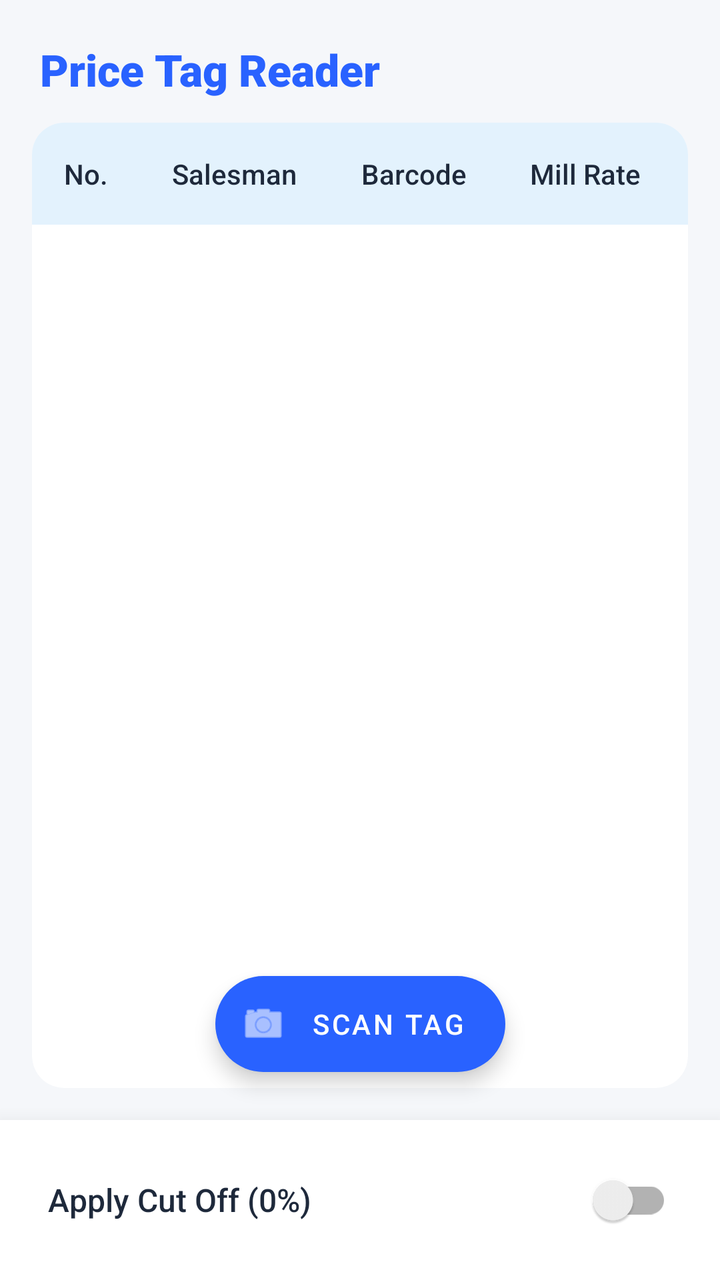
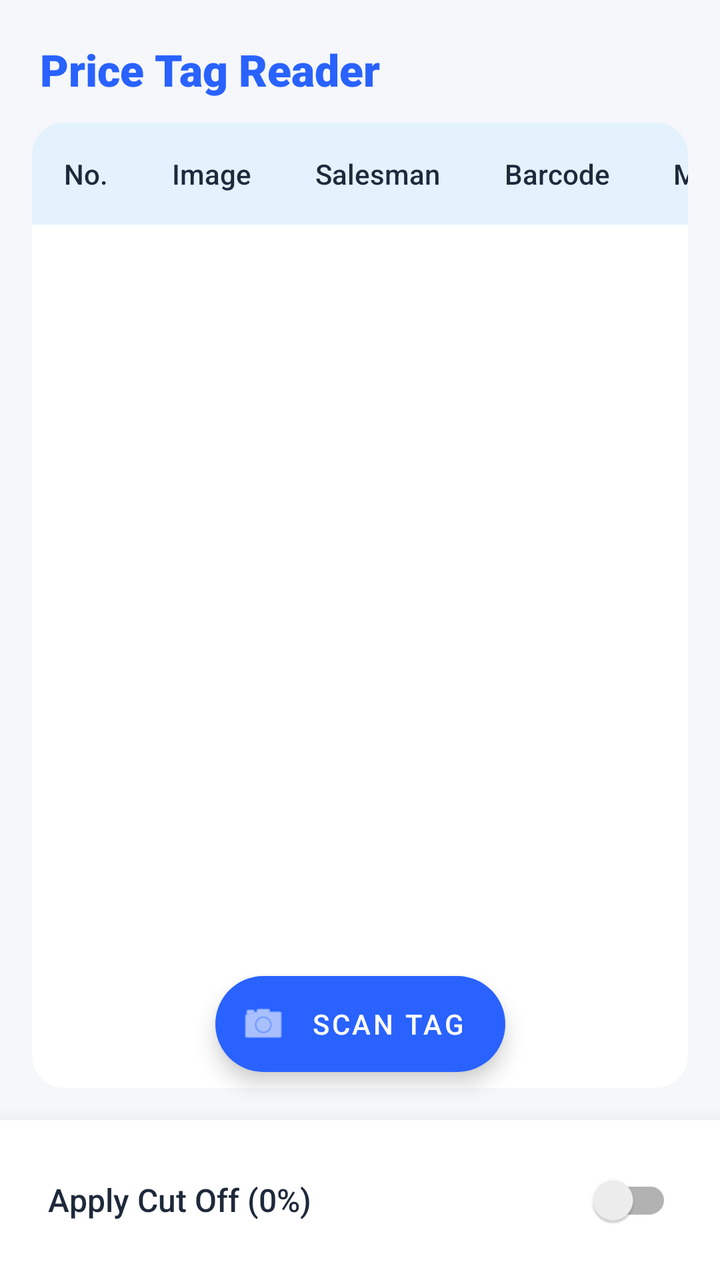

The first picture is an Android layout as it rendered before a commit; the second is the same layout after the commit. The layout source and the unified diff follow.
<!-- AndroidManifest.xml: application theme Theme.MaterialComponents.Light.NoActionBar -->
<!-- res/layout/activity_main.xml -->
<?xml version="1.0" encoding="utf-8"?>
<androidx.constraintlayout.widget.ConstraintLayout 
    xmlns:android="http://schemas.android.com/apk/res/android"
    xmlns:app="http://schemas.android.com/apk/res-auto"
    android:layout_width="match_parent"
    android:layout_height="match_parent"
    android:background="@color/appBackground">

    <TextView
        android:id="@+id/tvAppTitle"
        android:layout_width="wrap_content"
        android:layout_height="wrap_content"
        android:text="Price Tag Reader"
        android:textSize="22sp"
        android:textStyle="bold"
        android:textColor="@color/primaryColor"
        android:fontFamily="sans-serif-black"
        android:layout_margin="20dp"
        app:layout_constraintTop_toTopOf="parent"
        app:layout_constraintStart_toStartOf="parent" />

    <com.google.android.material.card.MaterialCardView
        android:id="@+id/cardTable"
        android:layout_width="match_parent"
        android:layout_height="0dp"
        android:layout_marginHorizontal="16dp"
        android:layout_marginTop="12dp"
        android:layout_marginBottom="16dp"
        app:cardCornerRadius="16dp"
        app:cardElevation="2dp"
        app:cardBackgroundColor="@color/cardSurface"
        app:strokeWidth="0dp"
        app:layout_constraintTop_toBottomOf="@id/tvAppTitle"
        app:layout_constraintBottom_toTopOf="@+id/bottomPanel">

        <HorizontalScrollView
            android:layout_width="match_parent"
            android:layout_height="match_parent"
            android:scrollbars="none">

            <ScrollView
                android:layout_width="wrap_content"
                android:layout_height="match_parent"
                android:scrollbars="none">

                <TableLayout
                    android:id="@+id/tableLayout"
                    android:layout_width="wrap_content"
                    android:layout_height="wrap_content"
                    android:stretchColumns="*">
                    
                    <TableRow
                        android:background="@color/tableHeaderBg">
                        <TextView android:layout_width="match_parent" android:layout_height="wrap_content" android:text="No." android:textColor="@color/textPrimary" android:fontFamily="sans-serif-medium" android:padding="16dp" android:gravity="center"/>
                        <TextView android:layout_width="match_parent" android:layout_height="wrap_content" android:text="Salesman" android:textColor="@color/textPrimary" android:fontFamily="sans-serif-medium" android:padding="16dp" android:gravity="center"/>
                        <TextView android:layout_width="match_parent" android:layout_height="wrap_content" android:text="Barcode" android:textColor="@color/textPrimary" android:fontFamily="sans-serif-medium" android:padding="16dp" android:gravity="center"/>
                        <TextView android:layout_width="match_parent" android:layout_height="wrap_content" android:text="Mill Rate" android:textColor="@color/textPrimary" android:fontFamily="sans-serif-medium" android:padding="16dp" android:gravity="center"/>
                        <TextView android:layout_width="match_parent" android:layout_height="wrap_content" android:text="Bill No." android:textColor="@color/textPrimary" android:fontFamily="sans-serif-medium" android:padding="16dp" android:gravity="center"/>
                        <TextView android:layout_width="match_parent" android:layout_height="wrap_content" android:text="Date" android:textColor="@color/textPrimary" android:fontFamily="sans-serif-medium" android:padding="16dp" android:gravity="center"/>
                        <TextView android:layout_width="match_parent" android:layout_height="wrap_content" android:text="Jappa" android:textColor="@color/textPrimary" android:fontFamily="sans-serif-medium" android:padding="16dp" android:gravity="center"/>
                    </TableRow>
                </TableLayout>
            </ScrollView>
        </HorizontalScrollView>
    </com.google.android.material.card.MaterialCardView>

    
    <com.google.android.material.floatingactionbutton.ExtendedFloatingActionButton
        android:id="@+id/fabCamera"
        android:layout_width="wrap_content"
        android:layout_height="wrap_content"
        android:layout_marginBottom="24dp"
        android:text="Scan Tag"
        android:textColor="@android:color/white"
        app:icon="@android:drawable/ic_menu_camera"
        app:iconTint="@android:color/white"
        app:backgroundTint="@color/primaryColor"
        app:layout_constraintBottom_toTopOf="@+id/bottomPanel"
        app:layout_constraintEnd_toEndOf="parent"
        app:layout_constraintStart_toStartOf="parent" />

    <com.google.android.material.card.MaterialCardView
        android:id="@+id/bottomPanel"
        android:layout_width="match_parent"
        android:layout_height="wrap_content"
        app:cardElevation="16dp"
        app:cardCornerRadius="0dp"
        app:strokeWidth="0dp"
        app:cardBackgroundColor="@color/bottomPanelBg"
        app:layout_constraintBottom_toBottomOf="parent">

        <LinearLayout
            android:layout_width="match_parent"
            android:layout_height="wrap_content"
            android:paddingHorizontal="24dp"
            android:paddingVertical="16dp">

            <androidx.appcompat.widget.SwitchCompat
                android:id="@+id/switchCutOff"
                android:layout_width="match_parent"
                android:layout_height="wrap_content"
                android:text="Apply Cut Off (0%)"
                android:textColor="@color/textPrimary"
                android:fontFamily="sans-serif-medium"
                android:textSize="16sp" />
        </LinearLayout>
    </com.google.android.material.card.MaterialCardView>

    <FrameLayout
        android:id="@+id/loadingOverlay"
        android:layout_width="match_parent"
        android:layout_height="match_parent"
        android:background="#80000000"
        android:visibility="gone"
        android:elevation="24dp"
        android:clickable="true"
        android:focusable="true">

        <com.google.android.material.card.MaterialCardView
            android:layout_width="wrap_content"
            android:layout_height="wrap_content"
            android:layout_gravity="center"
            app:cardCornerRadius="16dp"
            app:cardElevation="8dp"
            app:cardBackgroundColor="@color/cardSurface">

            <LinearLayout
                android:layout_width="wrap_content"
                android:layout_height="wrap_content"
                android:orientation="vertical"
                android:padding="32dp"
                android:gravity="center">

                <ProgressBar
                    android:layout_width="48dp"
                    android:layout_height="48dp"
                    android:indeterminateTint="@color/primaryColor" />

                <TextView
                    android:layout_width="wrap_content"
                    android:layout_height="wrap_content"
                    android:layout_marginTop="16dp"
                    android:text="Extracting Data..."
                    android:textColor="@color/textPrimary"
                    android:fontFamily="sans-serif-medium"
                    android:textSize="16sp" />
            </LinearLayout>
        </com.google.android.material.card.MaterialCardView>
    </FrameLayout>

</androidx.constraintlayout.widget.ConstraintLayout>
<!-- resources referenced by this layout -->
<resources>
  <color name="appBackground">#F5F7FA</color>
  <color name="bottomPanelBg">#FFFFFF</color>
  <color name="cardSurface">#FFFFFF</color>
  <color name="primaryColor">#2962FF</color>
  <color name="tableHeaderBg">#E3F2FD</color>
  <color name="textPrimary">#1E293B</color>
</resources>

<!-- the commit's change to res/layout/activity_main.xml (unified diff, before → after) -->
@@ -52,6 +52,10 @@
                     <TableRow
                         android:background="@color/tableHeaderBg">
                         <TextView android:layout_width="match_parent" android:layout_height="wrap_content" android:text="No." android:textColor="@color/textPrimary" android:fontFamily="sans-serif-medium" android:padding="16dp" android:gravity="center"/>
+                        
+                        
+                        <TextView android:layout_width="match_parent" android:layout_height="wrap_content" android:text="Image" android:textColor="@color/textPrimary" android:fontFamily="sans-serif-medium" android:padding="16dp" android:gravity="center"/>
+                        
                         <TextView android:layout_width="match_parent" android:layout_height="wrap_content" android:text="Salesman" android:textColor="@color/textPrimary" android:fontFamily="sans-serif-medium" android:padding="16dp" android:gravity="center"/>
                         <TextView android:layout_width="match_parent" android:layout_height="wrap_content" android:text="Barcode" android:textColor="@color/textPrimary" android:fontFamily="sans-serif-medium" android:padding="16dp" android:gravity="center"/>
                         <TextView android:layout_width="match_parent" android:layout_height="wrap_content" android:text="Mill Rate" android:textColor="@color/textPrimary" android:fontFamily="sans-serif-medium" android:padding="16dp" android:gravity="center"/>
@@ -64,7 +68,6 @@
         </HorizontalScrollView>
     </com.google.android.material.card.MaterialCardView>
 
-    
     <com.google.android.material.floatingactionbutton.ExtendedFloatingActionButton
         android:id="@+id/fabCamera"
         android:layout_width="wrap_content"
